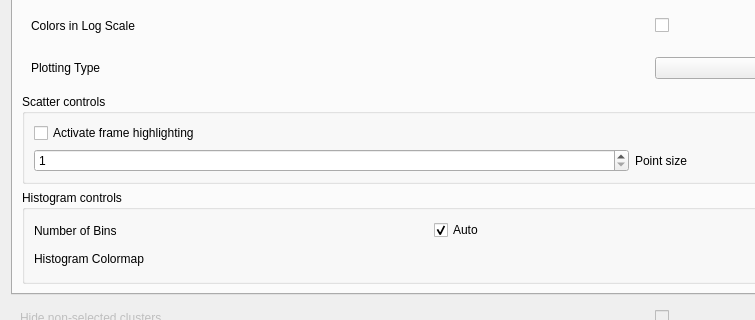
Before: the Qt Designer form src/napari_clusters_plotter/plotter_inputs.ui in BiAPoL/napari-clusters-plotter, drawn with Qt 5; both pictures show x 0 to 755 and y 83 to 403 of the 1303 by 871 pixel window.
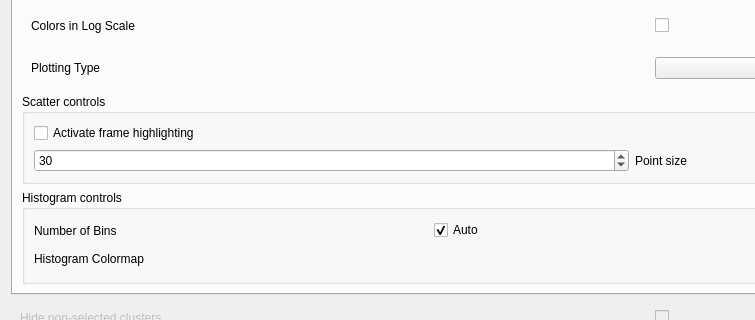
After: the same form once the commit is applied.

Commit message: added point size setting

Diff of the .ui file:
```diff
--- a/src/napari_clusters_plotter/plotter_inputs.ui
+++ b/src/napari_clusters_plotter/plotter_inputs.ui
@@ -184,6 +184,9 @@
             <property name="minimum">
              <number>1</number>
             </property>
+            <property name="value">
+             <number>30</number>
+            </property>
            </widget>
           </item>
           <item row="1" column="2">
```
The commit also changes 1 other file.
